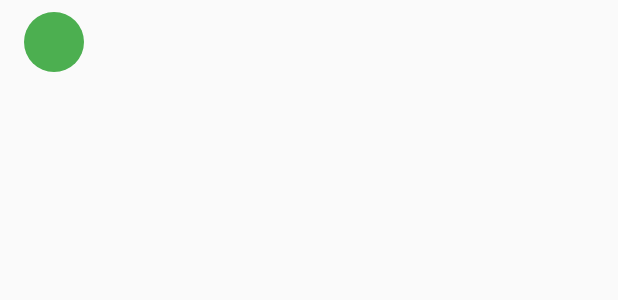
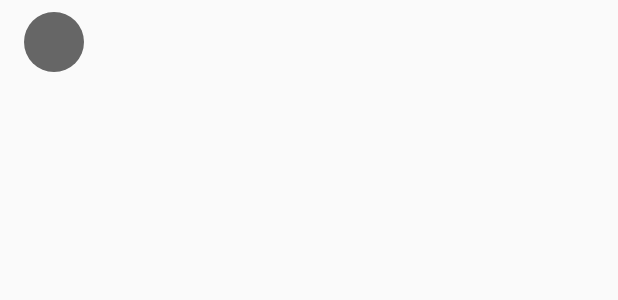
Before and after one commit to IhorSpivak/Reminder, an Android app: the layout model_task.xml on its own in the app's theme, with its tools: preview values and no code run, on a phone screen of 412 x 824 dp. Shown: the top 300 px of the screen. Run offline under Robolectric (Android 15) with nearby library versions, the phone set to English and light mode, and no system bars.

Commit message:
Fixed colors

```diff
--- a/app/src/main/java/com/example/sokol/reminder/adapter/TaskAdapter.java
+++ b/app/src/main/java/com/example/sokol/reminder/adapter/TaskAdapter.java
@@ -2,6 +2,7 @@ package com.example.sokol.reminder.adapter;
 
 import android.support.v7.widget.RecyclerView;
 import android.view.View;
+import android.widget.ImageView;
 import android.widget.TextView;
 
 import com.example.sokol.reminder.fragments.TaskFragment;
@@ -117,9 +118,10 @@ public abstract class TaskAdapter extends RecyclerView.Adapter<RecyclerView.View
     protected class TaskViewHolder extends RecyclerView.ViewHolder {
         protected TextView title;
         protected TextView date;
-        protected CircleImageView priority;
+//        protected CircleImageView priority;
+        protected ImageView priority;
 
-        public TaskViewHolder(View itemView, TextView title, TextView date, CircleImageView priority) {
+        public TaskViewHolder(View itemView, TextView title, TextView date, ImageView priority) {
             super(itemView);
             this.title = title;
             this.date = date;
--- a/app/src/main/java/com/example/sokol/reminder/fragments/SplashFragment.java
+++ b/app/src/main/java/com/example/sokol/reminder/fragments/SplashFragment.java
@@ -43,7 +43,7 @@ public class SplashFragment extends Fragment {
             }
 
             if (getActivity() != null) {
-                getActivity().getFragmentManager().popBackStack();
+                getActivity().getSupportFragmentManager().popBackStack();
             }
 
             return null;
--- /dev/null
+++ b/app/src/main/res/drawable/circle.xml
@@ -0,0 +1,12 @@
+<?xml version="1.0" encoding="utf-8"?>
+<shape
+    xmlns:android="http://schemas.android.com/apk/res/android"
+    android:shape="oval">
+
+    <solid
+        android:color="#666666"/>
+
+    <size
+        android:width="120dp"
+        android:height="120dp"/>
+</shape>
--- a/app/src/main/res/layout/model_task.xml
+++ b/app/src/main/res/layout/model_task.xml
@@ -33,14 +33,23 @@
         android:layout_margin="16dp"
         android:layout_alignParentRight="true"/>
 
-    <de.hdodenhof.circleimageview.CircleImageView
+    <!--<de.hdodenhof.circleimageview.CircleImageView-->
+        <!--android:layout_height="40dp"-->
+        <!--android:layout_width="40dp"-->
+        <!--android:layout_marginBottom="8dp"-->
+        <!--android:layout_marginTop="8dp"-->
+        <!--android:layout_marginLeft="16dp"-->
+        <!--android:id="@+id/cvTaskPriority"-->
+        <!--android:src="@color/colorPrimary"/>-->
+
+        <ImageView
             android:layout_height="40dp"
             android:layout_width="40dp"
             android:layout_marginBottom="8dp"
             android:layout_marginTop="8dp"
             android:layout_marginLeft="16dp"
             android:id="@+id/cvTaskPriority"
-        android:src="@color/colorPrimary"/>
+            android:src="@drawable/circle"/>
 
 </RelativeLayout>
 
```
Also changed, not shown: app/src/main/java/com/example/sokol/reminder/adapter/CurrentTasksAdapter.java (+5 -2 lines), app/src/main/java/com/example/sokol/reminder/adapter/DoneTasksAdapter.java (+5 -2 lines). Lines whose indentation alone changed are shown as unchanged.
